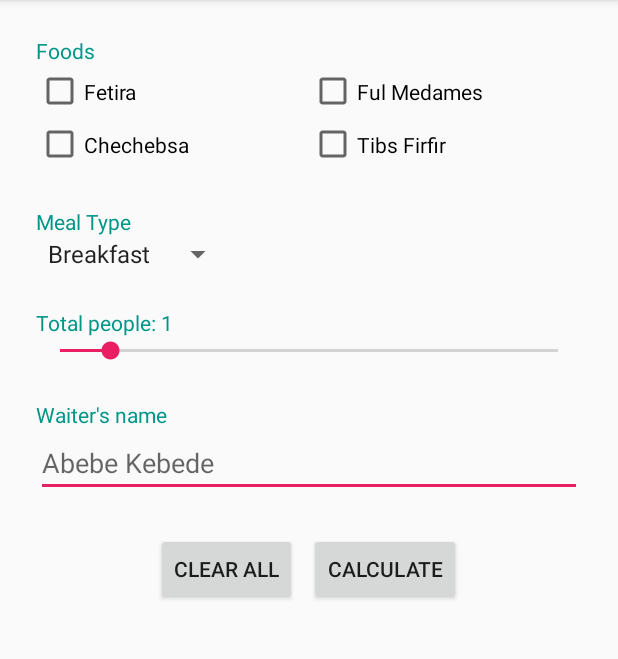
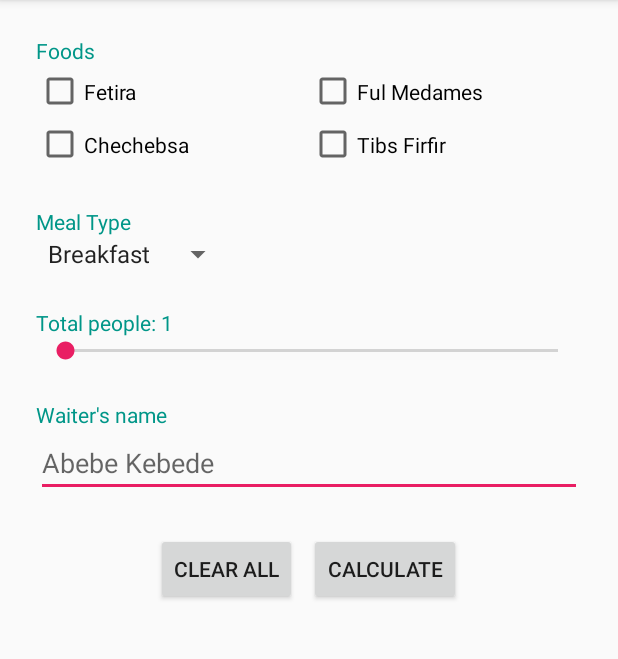
Before and after one commit to saladthieves/hisab, an Android app: the screen it shows after launch (MainActivity), on a phone screen of 412 x 824 dp, the part 84-743 px from its top. Run offline under Robolectric (Android 15) with nearby library versions, the phone set to English and light mode, and no system bars.

Commit message:
End of 2020-10-8 class

```diff
--- a/app/src/main/java/com/gebeya/hisab/MainActivity.kt
+++ b/app/src/main/java/com/gebeya/hisab/MainActivity.kt
@@ -17,7 +17,6 @@ class MainActivity : BaseActivity(), CompoundButton.OnCheckedChangeListener,
 
     private lateinit var fetiraCheckBox: CheckBox
     private val controller = Controller()
-    val step = 15
 
     override fun onCreate(savedInstanceState: Bundle?) {
         super.onCreate(savedInstanceState)
@@ -33,8 +32,7 @@ class MainActivity : BaseActivity(), CompoundButton.OnCheckedChangeListener,
         mealTypeSpinner.onItemSelectedListener = this
         val listener = object : SeekBar.OnSeekBarChangeListener {
             override fun onProgressChanged(seekBar: SeekBar?, progress: Int, fromUser: Boolean) {
-                val final = progress * step
-                totalPeopleLabel.text = "Total people: $final"
+                totalPeopleLabel.text = "Total people: $progress"
                 controller.addPeople(progress)
             }
 
@@ -74,4 +72,11 @@ class MainActivity : BaseActivity(), CompoundButton.OnCheckedChangeListener,
     }
 
     override fun onNothingSelected(parent: AdapterView<*>?) = Unit
+
+    override fun onResume() {
+        super.onResume()
+        if (::fetiraCheckBox.isInitialized) {
+
+        }
+    }
 }
--- a/app/src/main/res/layout/activity_main.xml
+++ b/app/src/main/res/layout/activity_main.xml
@@ -86,7 +86,6 @@
         android:id="@+id/totalPeopleSeekBar"
         android:layout_width="match_parent"
         android:layout_height="wrap_content"
-        android:max="10"
         android:progress="1" />
 
     <TextView
```
